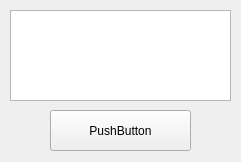
Old version of the form src/gui.ui in the repository TheHC/Pomodoro.
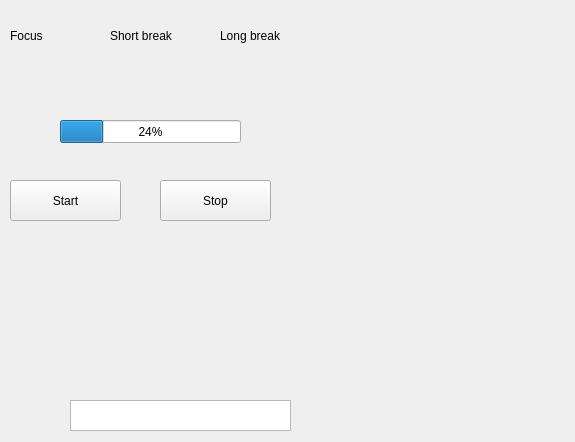
New version of the form.

Commit message: Add threading and Focus, Short states

Diff of the .ui file:
```diff
--- a/src/gui.ui
+++ b/src/gui.ui
@@ -6,36 +6,101 @@
    <rect>
     <x>0</x>
     <y>0</y>
-    <width>241</width>
-    <height>162</height>
+    <width>575</width>
+    <height>442</height>
    </rect>
   </property>
   <property name="windowTitle">
    <string>Form</string>
   </property>
-  <widget class="QPushButton" name="pushButton">
-   <property name="geometry">
-    <rect>
-     <x>50</x>
-     <y>110</y>
-     <width>141</width>
-     <height>41</height>
-    </rect>
-   </property>
-   <property name="text">
-    <string>PushButton</string>
-   </property>
-  </widget>
-  <widget class="QTextEdit" name="textEdit">
+  <widget class="QPushButton" name="button">
    <property name="geometry">
     <rect>
      <x>10</x>
-     <y>10</y>
+     <y>180</y>
+     <width>111</width>
+     <height>41</height>
+    </rect>
+   </property>
+   <property name="text">
+    <string>Start</string>
+   </property>
+  </widget>
+  <widget class="QPushButton" name="pushButton_2">
+   <property name="geometry">
+    <rect>
+     <x>160</x>
+     <y>180</y>
+     <width>111</width>
+     <height>41</height>
+    </rect>
+   </property>
+   <property name="text">
+    <string>Stop</string>
+   </property>
+  </widget>
+  <widget class="QTextEdit" name="state">
+   <property name="geometry">
+    <rect>
+     <x>70</x>
+     <y>400</y>
      <width>221</width>
-     <height>91</height>
+     <height>31</height>
     </rect>
    </property>
   </widget>
+  <widget class="QProgressBar" name="progressBar">
+   <property name="geometry">
+    <rect>
+     <x>60</x>
+     <y>120</y>
+     <width>181</width>
+     <height>23</height>
+    </rect>
+   </property>
+   <property name="value">
+    <number>24</number>
+   </property>
+  </widget>
+  <widget class="QLabel" name="focus_label">
+   <property name="geometry">
+    <rect>
+     <x>10</x>
+     <y>20</y>
+     <width>91</width>
+     <height>31</height>
+    </rect>
+   </property>
+   <property name="text">
+    <string>Focus</string>
+   </property>
+  </widget>
+  <widget class="QLabel" name="short_label">
+   <property name="geometry">
+    <rect>
+     <x>110</x>
+     <y>20</y>
+     <width>91</width>
+     <height>31</height>
+    </rect>
+   </property>
+   <property name="text">
+    <string>Short break</string>
+   </property>
+  </widget>
+  <widget class="QLabel" name="long_label">
+   <property name="geometry">
+    <rect>
+     <x>220</x>
+     <y>20</y>
+     <width>91</width>
+     <height>31</height>
+    </rect>
+   </property>
+   <property name="text">
+    <string>Long break</string>
+   </property>
+  </widget>
  </widget>
  <resources/>
  <connections/>
```
The commit also changes 1 other file.
